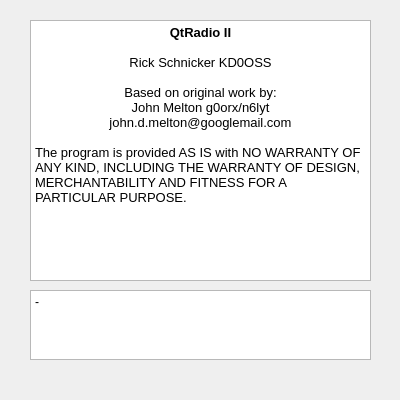
The window that QtRadio/About.ui (kd0oss/QtRadioNG) describes before a commit, drawn with Qt 5.
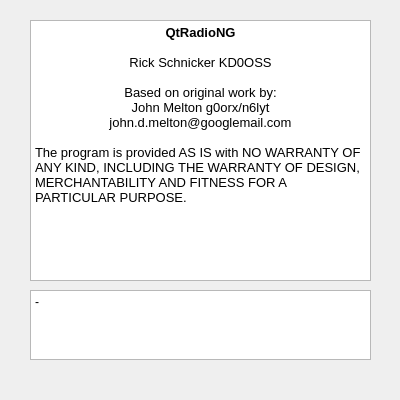
The same window after the commit.

The edit to the form file:
```diff
--- a/QtRadio/About.ui
+++ b/QtRadio/About.ui
@@ -55,19 +55,19 @@
     <string>&lt;!DOCTYPE HTML PUBLIC &quot;-//W3C//DTD HTML 4.0//EN&quot; &quot;http://www.w3.org/TR/REC-html40/strict.dtd&quot;&gt;
 &lt;html&gt;&lt;head&gt;&lt;meta name=&quot;qrichtext&quot; content=&quot;1&quot; /&gt;&lt;style type=&quot;text/css&quot;&gt;
 p, li { white-space: pre-wrap; }
-&lt;/style&gt;&lt;/head&gt;&lt;body style=&quot; font-family:'Sans Serif'; font-size:9pt; font-weight:400; font-style:normal;&quot;&gt;
+&lt;/style&gt;&lt;/head&gt;&lt;body style=&quot; font-family:'Noto Sans'; font-size:10pt; font-weight:400; font-style:normal;&quot;&gt;
 &lt;table border=&quot;0&quot; style=&quot;-qt-table-type: root; margin-top:4px; margin-bottom:4px; margin-left:4px; margin-right:4px;&quot;&gt;
 &lt;tr&gt;
 &lt;td style=&quot;border: none;&quot;&gt;
-&lt;p align=&quot;center&quot; style=&quot; margin-top:0px; margin-bottom:0px; margin-left:0px; margin-right:0px; -qt-block-indent:0; text-indent:0px;&quot;&gt;&lt;span style=&quot; font-family:'Sans'; font-size:10pt; font-weight:600;&quot;&gt;QtRadio II&lt;/span&gt;&lt;/p&gt;
-&lt;p align=&quot;center&quot; style=&quot;-qt-paragraph-type:empty; margin-top:0px; margin-bottom:0px; margin-left:0px; margin-right:0px; -qt-block-indent:0; text-indent:0px; font-family:'Sans'; font-size:10pt; font-weight:600;&quot;&gt;&lt;br /&gt;&lt;/p&gt;
-&lt;p align=&quot;center&quot; style=&quot; margin-top:0px; margin-bottom:0px; margin-left:0px; margin-right:0px; -qt-block-indent:0; text-indent:0px;&quot;&gt;&lt;span style=&quot; font-family:'Sans'; font-size:10pt;&quot;&gt;Rick Schnicker KD0OSS&lt;/span&gt;&lt;/p&gt;
-&lt;p align=&quot;center&quot; style=&quot;-qt-paragraph-type:empty; margin-top:0px; margin-bottom:0px; margin-left:0px; margin-right:0px; -qt-block-indent:0; text-indent:0px; font-family:'Sans'; font-size:10pt;&quot;&gt;&lt;br /&gt;&lt;/p&gt;
-&lt;p align=&quot;center&quot; style=&quot; margin-top:0px; margin-bottom:0px; margin-left:0px; margin-right:0px; -qt-block-indent:0; text-indent:0px;&quot;&gt;&lt;span style=&quot; font-family:'Sans'; font-size:10pt;&quot;&gt;Based on original work by:&lt;/span&gt;&lt;/p&gt;
-&lt;p align=&quot;center&quot; style=&quot; margin-top:0px; margin-bottom:0px; margin-left:0px; margin-right:0px; -qt-block-indent:0; text-indent:0px;&quot;&gt;&lt;span style=&quot; font-family:'Sans'; font-size:10pt;&quot;&gt;John Melton g0orx/n6lyt&lt;/span&gt;&lt;/p&gt;
-&lt;p align=&quot;center&quot; style=&quot; margin-top:0px; margin-bottom:0px; margin-left:0px; margin-right:0px; -qt-block-indent:0; text-indent:0px;&quot;&gt;&lt;span style=&quot; font-family:'Sans'; font-size:10pt;&quot;&gt;john.d.melton@googlemail.com&lt;/span&gt;&lt;/p&gt;
-&lt;p align=&quot;center&quot; style=&quot;-qt-paragraph-type:empty; margin-top:0px; margin-bottom:0px; margin-left:0px; margin-right:0px; -qt-block-indent:0; text-indent:0px; font-family:'Sans'; font-size:10pt;&quot;&gt;&lt;br /&gt;&lt;/p&gt;
-&lt;p style=&quot; margin-top:0px; margin-bottom:0px; margin-left:0px; margin-right:0px; -qt-block-indent:0; text-indent:0px;&quot;&gt;&lt;span style=&quot; font-family:'Sans'; font-size:10pt;&quot;&gt;The program is provided AS IS with NO WARRANTY OF ANY KIND, INCLUDING THE WARRANTY OF DESIGN, MERCHANTABILITY AND FITNESS FOR A PARTICULAR PURPOSE.&lt;/span&gt;&lt;/p&gt;&lt;/td&gt;&lt;/tr&gt;&lt;/table&gt;&lt;/body&gt;&lt;/html&gt;</string>
+&lt;p align=&quot;center&quot; style=&quot; margin-top:0px; margin-bottom:0px; margin-left:0px; margin-right:0px; -qt-block-indent:0; text-indent:0px;&quot;&gt;&lt;span style=&quot; font-family:'Sans'; font-weight:600;&quot;&gt;QtRadioNG&lt;/span&gt;&lt;/p&gt;
+&lt;p align=&quot;center&quot; style=&quot;-qt-paragraph-type:empty; margin-top:0px; margin-bottom:0px; margin-left:0px; margin-right:0px; -qt-block-indent:0; text-indent:0px; font-family:'Sans'; font-weight:600;&quot;&gt;&lt;br /&gt;&lt;/p&gt;
+&lt;p align=&quot;center&quot; style=&quot; margin-top:0px; margin-bottom:0px; margin-left:0px; margin-right:0px; -qt-block-indent:0; text-indent:0px;&quot;&gt;&lt;span style=&quot; font-family:'Sans';&quot;&gt;Rick Schnicker KD0OSS&lt;/span&gt;&lt;/p&gt;
+&lt;p align=&quot;center&quot; style=&quot;-qt-paragraph-type:empty; margin-top:0px; margin-bottom:0px; margin-left:0px; margin-right:0px; -qt-block-indent:0; text-indent:0px; font-family:'Sans';&quot;&gt;&lt;br /&gt;&lt;/p&gt;
+&lt;p align=&quot;center&quot; style=&quot; margin-top:0px; margin-bottom:0px; margin-left:0px; margin-right:0px; -qt-block-indent:0; text-indent:0px;&quot;&gt;&lt;span style=&quot; font-family:'Sans';&quot;&gt;Based on original work by:&lt;/span&gt;&lt;/p&gt;
+&lt;p align=&quot;center&quot; style=&quot; margin-top:0px; margin-bottom:0px; margin-left:0px; margin-right:0px; -qt-block-indent:0; text-indent:0px;&quot;&gt;&lt;span style=&quot; font-family:'Sans';&quot;&gt;John Melton g0orx/n6lyt&lt;/span&gt;&lt;/p&gt;
+&lt;p align=&quot;center&quot; style=&quot; margin-top:0px; margin-bottom:0px; margin-left:0px; margin-right:0px; -qt-block-indent:0; text-indent:0px;&quot;&gt;&lt;span style=&quot; font-family:'Sans';&quot;&gt;john.d.melton@googlemail.com&lt;/span&gt;&lt;/p&gt;
+&lt;p align=&quot;center&quot; style=&quot;-qt-paragraph-type:empty; margin-top:0px; margin-bottom:0px; margin-left:0px; margin-right:0px; -qt-block-indent:0; text-indent:0px; font-family:'Sans';&quot;&gt;&lt;br /&gt;&lt;/p&gt;
+&lt;p style=&quot; margin-top:0px; margin-bottom:0px; margin-left:0px; margin-right:0px; -qt-block-indent:0; text-indent:0px;&quot;&gt;&lt;span style=&quot; font-family:'Sans';&quot;&gt;The program is provided AS IS with NO WARRANTY OF ANY KIND, INCLUDING THE WARRANTY OF DESIGN, MERCHANTABILITY AND FITNESS FOR A PARTICULAR PURPOSE.&lt;/span&gt;&lt;/p&gt;&lt;/td&gt;&lt;/tr&gt;&lt;/table&gt;&lt;/body&gt;&lt;/html&gt;</string>
    </property>
   </widget>
  </widget>
```
Left out of the diff: 4 changed lines with no effect on the pictures.
